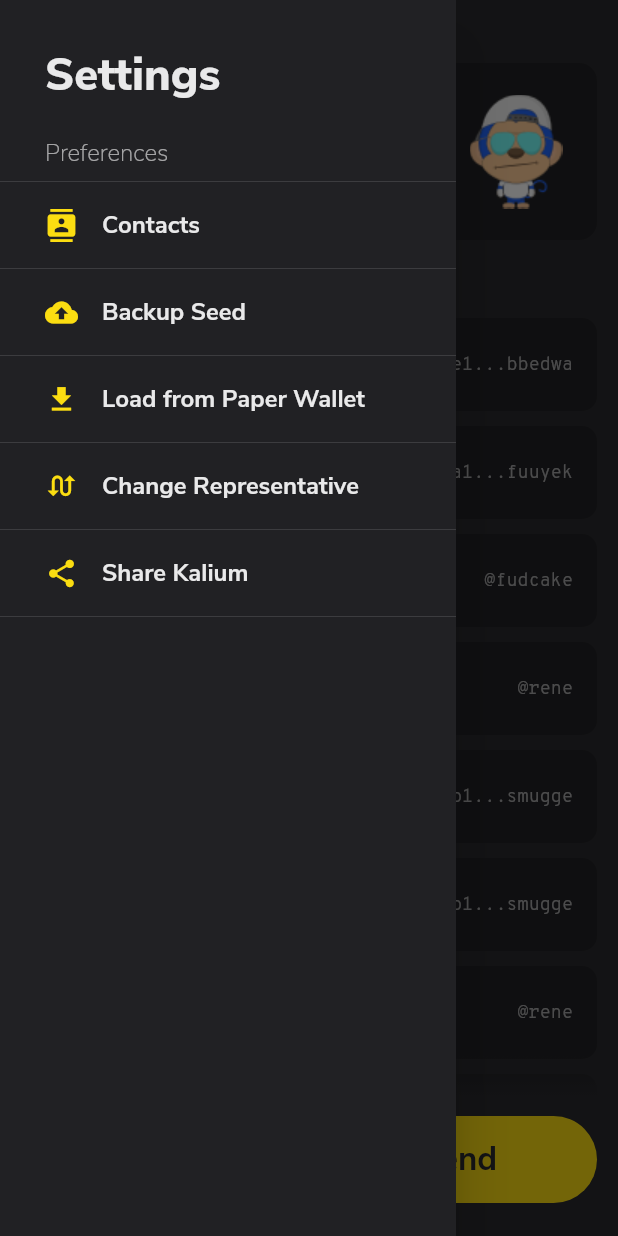
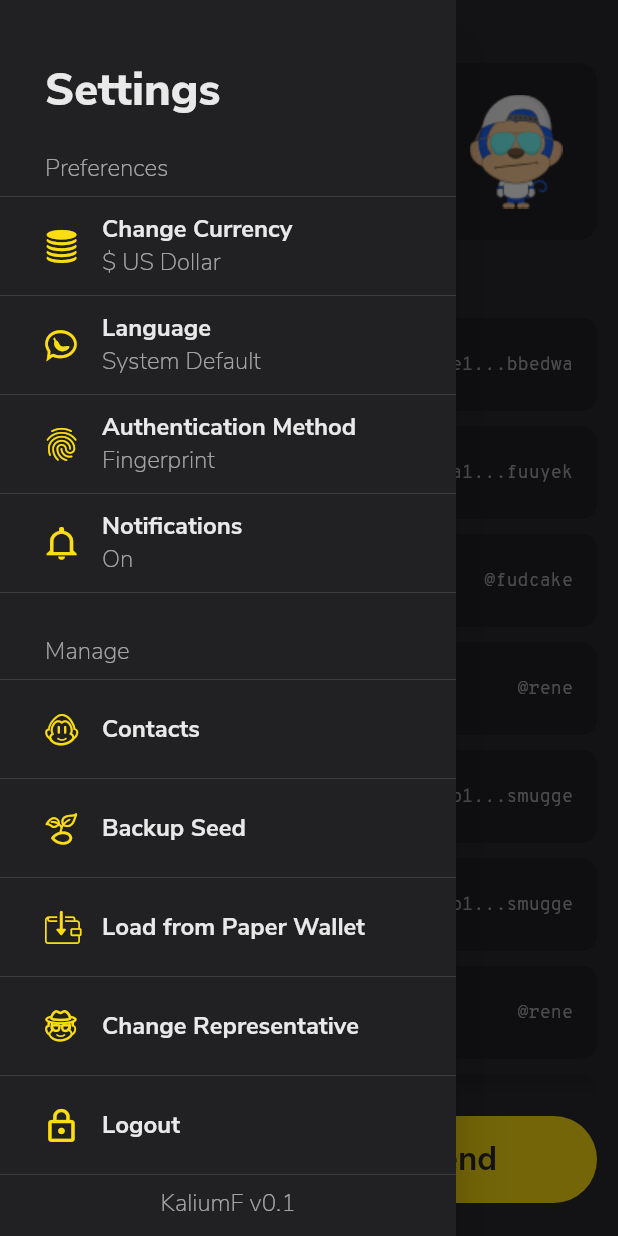
Before and after one commit to appditto/natrium_wallet_flutter, a Flutter app: the screen it shows after launch, with the side drawer open, on a phone screen of 412 x 824 dp. Run offline on Flutter 3.47's test engine with Material 2 defaults, Android fonts, the phone set to English and light mode, and no system bars.

Commit message:
Icons added as a font and Settings panel modified

```diff
--- a/lib/cards.dart
+++ b/lib/cards.dart
@@ -1,5 +1,6 @@
 import 'package:flutter/material.dart';
 import 'colors.dart';
+import 'kalium_icons.dart';
 
 //Main Card
 Widget buildMainCard() {
@@ -21,7 +22,7 @@
             child: Column(
               crossAxisAlignment: CrossAxisAlignment.start,
               children: <Widget>[
-                new Icon(Icons.settings, color: white90, size: 26),
+                new Icon(KaliumIcons.settings, color: white90, size: 24),
               ],
             ),
           ),
--- /dev/null
+++ b/lib/kalium_icons.dart
@@ -0,0 +1,29 @@
+import 'package:flutter/widgets.dart';
+
+class KaliumIcons {
+  KaliumIcons._();
+
+  static const _kFontFam = 'KaliumIcons';
+
+  static const IconData exit = const IconData(0xe800, fontFamily: _kFontFam);
+  static const IconData forward = const IconData(0xe801, fontFamily: _kFontFam);
+  static const IconData settings = const IconData(0xe802, fontFamily: _kFontFam);
+  static const IconData at = const IconData(0xe803, fontFamily: _kFontFam);
+  static const IconData backupseed = const IconData(0xe804, fontFamily: _kFontFam);
+  static const IconData share = const IconData(0xe805, fontFamily: _kFontFam);
+  static const IconData language = const IconData(0xe806, fontFamily: _kFontFam);
+  static const IconData changerepresentative = const IconData(0xe807, fontFamily: _kFontFam);
+  static const IconData transferfunds = const IconData(0xe808, fontFamily: _kFontFam);
+  static const IconData contacts = const IconData(0xe809, fontFamily: _kFontFam);
+  static const IconData swapcurrency = const IconData(0xe80a, fontFamily: _kFontFam);
+  static const IconData search = const IconData(0xe80b, fontFamily: _kFontFam);
+  static const IconData notifications = const IconData(0xe80c, fontFamily: _kFontFam);
+  static const IconData importwallet = const IconData(0xe80d, fontFamily: _kFontFam);
+  static const IconData newwallet = const IconData(0xe80e, fontFamily: _kFontFam);
+  static const IconData back = const IconData(0xe80f, fontFamily: _kFontFam);
+  static const IconData paste = const IconData(0xe810, fontFamily: _kFontFam);
+  static const IconData trashcan = const IconData(0xe811, fontFamily: _kFontFam);
+  static const IconData currency = const IconData(0xe812, fontFamily: _kFontFam);
+  static const IconData fingerprint = const IconData(0xe813, fontFamily: _kFontFam);
+  static const IconData logout = const IconData(0xe814, fontFamily: _kFontFam);
+}
--- a/lib/sheets.dart
+++ b/lib/sheets.dart
@@ -1,14 +1,16 @@
 import 'package:flutter/material.dart';
 import 'colors.dart';
 import 'buttons.dart';
+import 'kalium_icons.dart';
 
 Widget buildSettingsSheet() {
   return Container(
     color: greyDark,
     child: ListView(
+      padding: EdgeInsets.only(bottom: 10.0),
       children: <Widget>[
         Container(
-          margin: new EdgeInsets.only(left: 30.0, top: 30.0),
+          margin: new EdgeInsets.only(left: 30.0, top: 40.0),
           child: Text("Settings",
               style: TextStyle(
                   fontSize: 30.0, fontWeight: FontWeight.w800, color: white90)),
@@ -21,12 +23,157 @@
         ),
         Divider(),
         Container(
-          margin: new EdgeInsets.only(left: 30.0, top: 10.0, bottom: 10.0),
+          height: 50.0,
+          margin: new EdgeInsets.only(left: 30.0),
+          child: Row(
+            crossAxisAlignment: CrossAxisAlignment.center,
+            children: <Widget>[
+              Container(
+                  margin: new EdgeInsets.only(right: 16.0),
+                  child:
+                      new Icon(KaliumIcons.currency, color: yellow, size: 22)),
+              Column(
+                mainAxisAlignment: MainAxisAlignment.center,
+                crossAxisAlignment: CrossAxisAlignment.start,
+                children: <Widget>[
+                  Text(
+                    "Change Currency",
+                    style: TextStyle(
+                        fontSize: 16.0,
+                        fontWeight: FontWeight.w600,
+                        color: white90),
+                  ),
+                  Text(
+                    "\$ US Dollar",
+                    style: TextStyle(
+                        fontSize: 16.0,
+                        fontWeight: FontWeight.w100,
+                        color: white60),
+                  ),
+                ],
+              ),
+            ],
+          ),
+        ),
+        Divider(),
+        Container(
+          height: 50.0,
+          margin: new EdgeInsets.only(left: 30.0),
+          child: Row(
+            crossAxisAlignment: CrossAxisAlignment.center,
+            children: <Widget>[
+              Container(
+                  margin: new EdgeInsets.only(right: 16.0),
+                  child:
+                      new Icon(KaliumIcons.language, color: yellow, size: 22)),
+              Column(
+                mainAxisAlignment: MainAxisAlignment.center,
+                crossAxisAlignment: CrossAxisAlignment.start,
+                children: <Widget>[
+                  Text(
+                    "Language",
+                    style: TextStyle(
+                        fontSize: 16.0,
+                        fontWeight: FontWeight.w600,
+                        color: white90),
+                  ),
+                  Text(
+                    "System Default",
+                    style: TextStyle(
+                        fontSize: 16.0,
+                        fontWeight: FontWeight.w100,
+                        color: white60),
+                  ),
+                ],
+              ),
+            ],
+          ),
+        ),
+        Divider(),
+        Container(
+          height: 50.0,
+          margin: new EdgeInsets.only(left: 30.0),
+          child: Row(
+            crossAxisAlignment: CrossAxisAlignment.center,
+            children: <Widget>[
+              Container(
+                  margin: new EdgeInsets.only(right: 16.0),
+                  child: new Icon(KaliumIcons.fingerprint,
+                      color: yellow, size: 22)),
+              Column(
+                mainAxisAlignment: MainAxisAlignment.center,
+                crossAxisAlignment: CrossAxisAlignment.start,
+                children: <Widget>[
+                  Text(
+                    "Authentication Method",
+                    style: TextStyle(
+                        fontSize: 16.0,
+                        fontWeight: FontWeight.w600,
+                        color: white90),
+                  ),
+                  Text(
+                    "Fingerprint",
+                    style: TextStyle(
+                        fontSize: 16.0,
+                        fontWeight: FontWeight.w100,
+                        color: white60),
+                  ),
+                ],
+              ),
+            ],
+          ),
+        ),
+        Divider(),
+        Container(
+          height: 50.0,
+          margin: new EdgeInsets.only(left: 30.0),
+          child: Row(
+            crossAxisAlignment: CrossAxisAlignment.center,
+            children: <Widget>[
+              Container(
+                  margin: new EdgeInsets.only(right: 16.0),
+                  child: new Icon(KaliumIcons.notifications,
+                      color: yellow, size: 22)),
+              Column(
+                mainAxisAlignment: MainAxisAlignment.center,
+                crossAxisAlignment: CrossAxisAlignment.start,
+                children: <Widget>[
+                  Text(
+                    "Notifications",
+                    style: TextStyle(
+                        fontSize: 16.0,
+                        fontWeight: FontWeight.w600,
+                        color: white90),
+                  ),
+                  Text(
+                    "On",
+                    style: TextStyle(
+                        fontSize: 16.0,
+                        fontWeight: FontWeight.w100,
+                        color: white60),
+                  ),
+                ],
+              ),
+            ],
+          ),
+        ),
+        Divider(),
+        Container(
+          margin: new EdgeInsets.only(left: 30.0, top: 20.0),
+          child: Text("Manage",
+              style: TextStyle(
+                  fontSize: 16.0, fontWeight: FontWeight.w100, color: white60)),
+        ),
+        Divider(),
+        Container(
+          height: 50.0,
+          margin: new EdgeInsets.only(left: 30.0),
           child: Row(
             children: <Widget>[
               Container(
                   margin: new EdgeInsets.only(right: 16.0),
-                  child: new Icon(Icons.contacts, color: yellow, size: 22)),
+                  child:
+                      new Icon(KaliumIcons.contacts, color: yellow, size: 22)),
               Text(
                 "Contacts",
                 style: TextStyle(
@@ -39,12 +186,14 @@
         ),
         Divider(),
         Container(
-          margin: new EdgeInsets.only(left: 30.0, top: 10.0, bottom: 10.0),
+          height: 50.0,
+          margin: new EdgeInsets.only(left: 30.0),
           child: Row(
             children: <Widget>[
               Container(
                   margin: new EdgeInsets.only(right: 16.0),
-                  child: new Icon(Icons.backup, color: yellow, size: 22)),
+                  child: new Icon(KaliumIcons.backupseed,
+                      color: yellow, size: 22)),
               Text(
                 "Backup Seed",
                 style: TextStyle(
@@ -57,13 +206,14 @@
         ),
         Divider(),
         Container(
-          margin: new EdgeInsets.only(left: 30.0, top: 10.0, bottom: 10.0),
+          height: 50.0,
+          margin: new EdgeInsets.only(left: 30.0),
           child: Row(
             children: <Widget>[
               Container(
                   margin: new EdgeInsets.only(right: 16.0),
-                  child:
-                      new Icon(Icons.file_download, color: yellow, size: 22)),
+                  child: new Icon(KaliumIcons.transferfunds,
+                      color: yellow, size: 22)),
               Text(
                 "Load from Paper Wallet",
                 style: TextStyle(
@@ -76,12 +226,14 @@
         ),
         Divider(),
         Container(
-          margin: new EdgeInsets.only(left: 30.0, top: 10.0, bottom: 10.0),
+          height: 50.0,
+          margin: new EdgeInsets.only(left: 30.0),
           child: Row(
             children: <Widget>[
               Container(
                   margin: new EdgeInsets.only(right: 16.0),
-                  child: new Icon(Icons.swap_calls, color: yellow, size: 22)),
+                  child: new Icon(KaliumIcons.changerepresentative,
+                      color: yellow, size: 22)),
               Text(
                 "Change Representative",
                 style: TextStyle(
@@ -94,14 +246,15 @@
         ),
         Divider(),
         Container(
-          margin: new EdgeInsets.only(left: 30.0, top: 10.0, bottom: 10.0),
+          height: 50.0,
+          margin: new EdgeInsets.only(left: 30.0),
           child: Row(
             children: <Widget>[
               Container(
                   margin: new EdgeInsets.only(right: 16.0),
-                  child: new Icon(Icons.share, color: yellow, size: 22)),
+                  child: new Icon(KaliumIcons.logout, color: yellow, size: 22)),
               Text(
-                "Share Kalium",
+                "Logout",
                 style: TextStyle(
                     fontSize: 16.0,
                     fontWeight: FontWeight.w600,
@@ -111,12 +264,22 @@
           ),
         ),
         Divider(),
+        Row(
+          mainAxisAlignment: MainAxisAlignment.center,
+          children: <Widget>[
+            Text(
+              "KaliumF v0.1",
+              style: TextStyle(
+                  fontSize: 16.0, fontWeight: FontWeight.w100, color: white60),
+            ),
+          ],
+        ),
       ],
     ),
   );
 }
 
-class Modal{
+class Modal {
   mainBottomSheet(BuildContext context) {
     showModalBottomSheet(
         context: context,
--- a/pubspec.yaml
+++ b/pubspec.yaml
@@ -49,6 +49,9 @@
           weight: 600
         - asset: fonts/OverpassMono-Light.ttf
           weight: 100
+    - family:  KaliumIcons
+      fonts:
+        - asset: fonts/KaliumIcons.ttf
   assets:
     - assets/monkey.png
     - assets/monkeyQR.png
```
Also changed, not shown: fonts/KaliumIcons.ttf (added).
